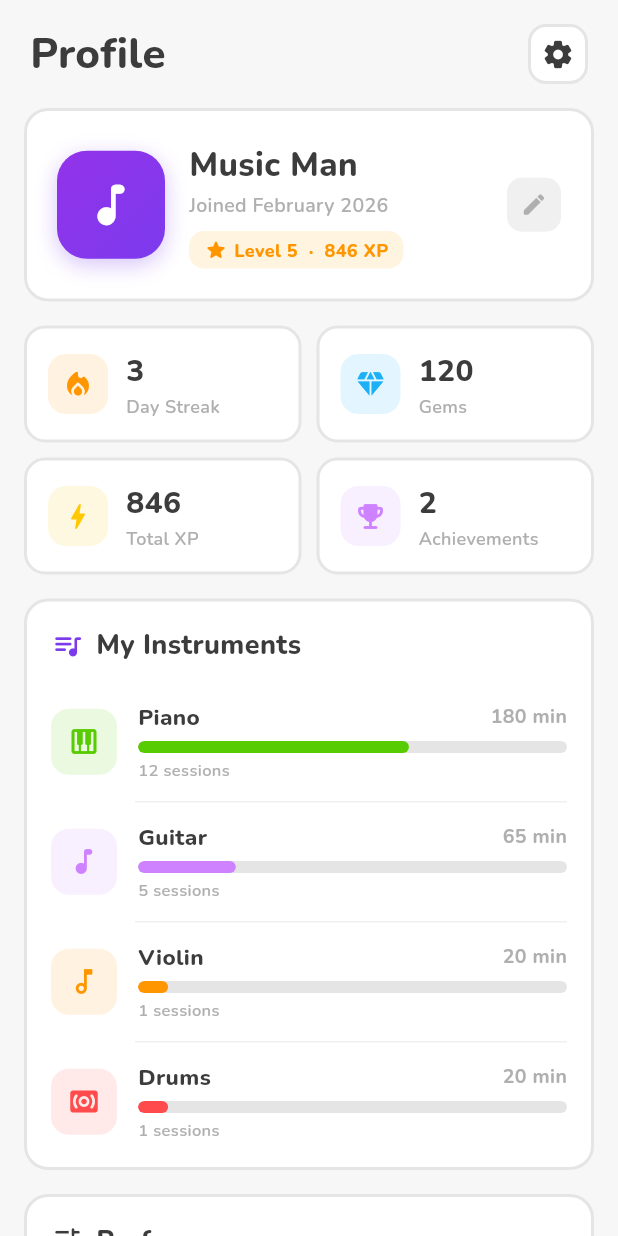
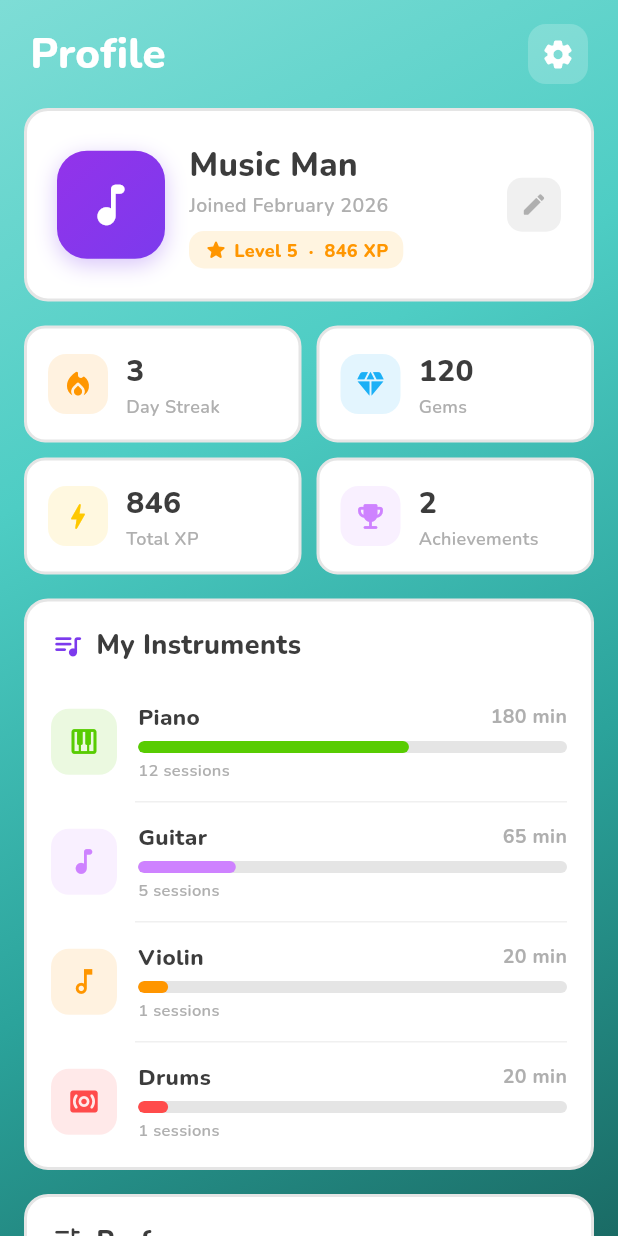
Before and after one commit to marlyocat/listzly, a Flutter app: the ProfilePage screen opened directly, on a phone screen of 412 x 824 dp. Run offline on Flutter 3.47's test engine with Material 3 defaults, Android fonts, the light colour scheme and no system bars; our stand-ins replace google_fonts, lottie; missing offline and left inert: turn_page_transition.

Commit message:
Update background colour for the pages

```diff
--- a/lib/pages/profile_page.dart
+++ b/lib/pages/profile_page.dart
@@ -1,5 +1,6 @@
 import 'package:flutter/material.dart';
 import 'package:google_fonts/google_fonts.dart';
+import 'package:listzly/theme/colors.dart';
 
 class ProfilePage extends StatelessWidget {
   const ProfilePage({super.key});
@@ -7,8 +8,20 @@ class ProfilePage extends StatelessWidget {
   @override
   Widget build(BuildContext context) {
     return Scaffold(
-      backgroundColor: const Color(0xFFF7F7F7),
-      body: SafeArea(
+      body: Container(
+        decoration: BoxDecoration(
+          gradient: LinearGradient(
+            begin: Alignment.topLeft,
+            end: Alignment.bottomRight,
+            colors: [
+              const Color(0xFF7EDDD6),
+              tealColor,
+              const Color(0xFF2BA39B),
+              const Color(0xFF1A6B65),
+            ],
+          ),
+        ),
+        child: SafeArea(
           child: CustomScrollView(
             slivers: [
               // Header
@@ -22,7 +35,7 @@ class ProfilePage extends StatelessWidget {
                         style: GoogleFonts.nunito(
                           fontSize: 28,
                           fontWeight: FontWeight.w800,
-                        color: const Color(0xFF3C3C3C),
+                          color: Colors.white,
                         ),
                       ),
                       const Spacer(),
@@ -30,11 +43,10 @@ class ProfilePage extends StatelessWidget {
                         width: 40,
                         height: 40,
                         decoration: BoxDecoration(
-                        color: Colors.white,
+                          color: Colors.white.withOpacity(0.2),
                           borderRadius: BorderRadius.circular(12),
-                        border: Border.all(color: const Color(0xFFE5E5E5), width: 2),
                         ),
-                      child: const Icon(Icons.settings_rounded, color: Color(0xFF3C3C3C), size: 22),
+                        child: const Icon(Icons.settings_rounded, color: Colors.white, size: 22),
                       ),
                     ],
                   ),
@@ -55,6 +67,7 @@ class ProfilePage extends StatelessWidget {
 
               const SliverToBoxAdapter(child: SizedBox(height: 24)),
             ],
+          ),
         ),
       ),
     );
```
Also changed, not shown: lib/pages/activity_page.dart (+17 -3 lines), lib/pages/quests_page.dart (+17 -3 lines). Lines whose indentation alone changed are shown as unchanged.
